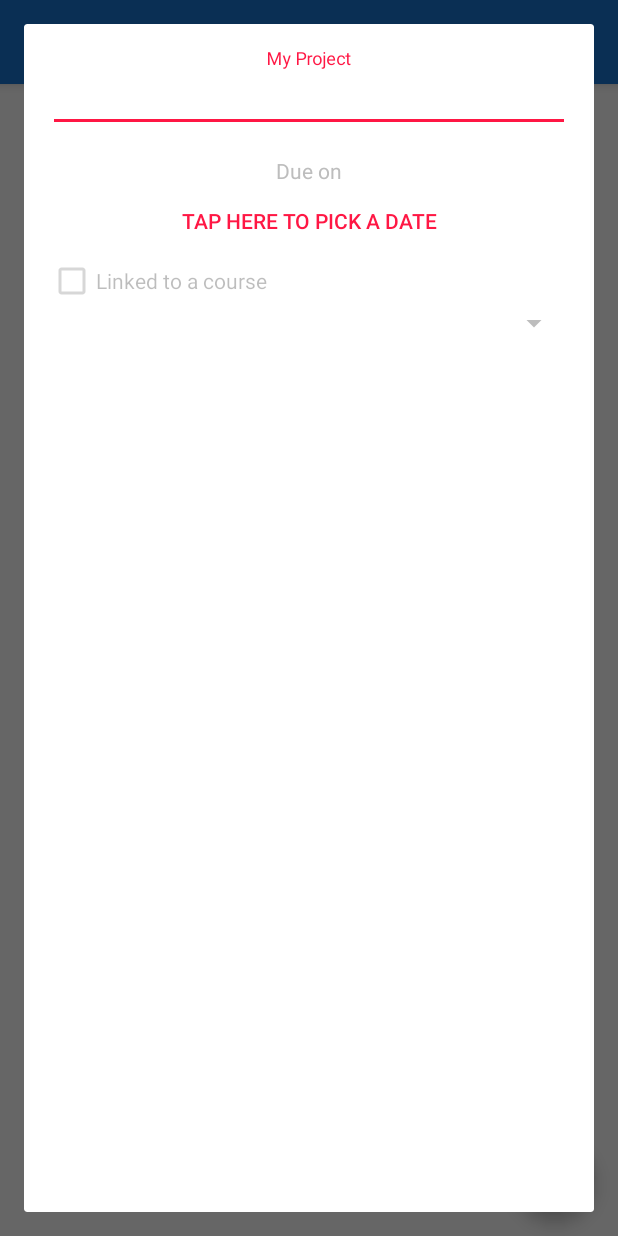
After one commit to Zalarox/Routine, an Android app: the fragment ProjectEditDialogFragment placed in its activity, on a phone screen of 412 x 824 dp. The commit adds this screen. Run offline under Robolectric (Android 15) with nearby library versions, the phone set to English and light mode, and no system bars.

Commit message:
* Fixed bugs in courses * Saving is more frequent * Project dialog can link courses but doesn't reflect back yet

```diff
--- a/app/src/main/java/com/siddhant/routine/Classes/Course.java
+++ b/app/src/main/java/com/siddhant/routine/Classes/Course.java
@@ -69,4 +69,8 @@ public class Course implements Serializable {
         return courseModules;
     }
 
+    @Override
+    public String toString() {
+        return courseName;
+    }
 }
--- a/app/src/main/java/com/siddhant/routine/Utilities/CourseManager.java
+++ b/app/src/main/java/com/siddhant/routine/Utilities/CourseManager.java
@@ -58,6 +58,10 @@ public class CourseManager {
         return courseList.get(position);
     }
 
+    public ArrayList<Course> getCourseList() {
+        return courseList;
+    }
+
     public Course getCourse(UUID uuid) {
         for(Course course : courseList) {
             if(course.getCourseId().equals(uuid)) {
--- a/app/src/main/java/com/siddhant/routine/activities/ModuleUpdateActivity.java
+++ b/app/src/main/java/com/siddhant/routine/activities/ModuleUpdateActivity.java
@@ -33,6 +33,7 @@ public class ModuleUpdateActivity extends AppCompatActivity {
     Module module;
     int moduleNumber;
     ArrayList<Topic> topics;
+    CourseManager cm;
 
     CardView root;
     TextView moduleTitle;
@@ -49,7 +50,7 @@ public class ModuleUpdateActivity extends AppCompatActivity {
         courseId = getIntent().getStringExtra(getString(R.string.EXTRA_COURSE_UUID));
         String moduleId = getIntent().getStringExtra(getString(R.string.EXTRA_MODULE_UUID));
 
-        CourseManager cm = CourseManager.getInstance(this);
+        cm = CourseManager.getInstance(this);
         Course course = cm.getCourse(UUID.fromString(courseId));
         ArrayList<Module> moduleList = course.getCourseModules();
         for(Module module : moduleList) {
@@ -102,6 +103,7 @@ public class ModuleUpdateActivity extends AppCompatActivity {
                     topic.setTopicDone(false);
                 }
                 adapter.notifyDataSetChanged();
+                cm.saveData();
             }
         });
 
@@ -112,6 +114,7 @@ public class ModuleUpdateActivity extends AppCompatActivity {
                     topic.setTopicDone(true);
                 }
                 adapter.notifyDataSetChanged();
+                cm.saveData();
             }
         });
     }
--- a/app/src/main/java/com/siddhant/routine/fragments/CourseListFragment.java
+++ b/app/src/main/java/com/siddhant/routine/fragments/CourseListFragment.java
@@ -65,8 +65,6 @@ public class CourseListFragment extends Fragment {
         recyclerView = (RecyclerView) v.findViewById(R.id.recycler_view);
         recyclerView.setLayoutManager(new LinearLayoutManager(getActivity()));
         recyclerView.setAdapter(adapter);
-
-
         updateListData();
 
         final FloatingActionButton fab = (FloatingActionButton) v.findViewById(R.id.fab);
--- /dev/null
+++ b/app/src/main/java/com/siddhant/routine/fragments/ProjectEditDialogFragment.java
@@ -0,0 +1,145 @@
+package com.siddhant.routine.fragments;
+
+import android.os.Bundle;
+import android.support.v4.app.DialogFragment;
+import android.transition.Fade;
+import android.transition.TransitionManager;
+import android.view.LayoutInflater;
+import android.view.View;
+import android.view.ViewGroup;
+import android.widget.AdapterView;
+import android.widget.ArrayAdapter;
+import android.widget.Button;
+import android.widget.CheckBox;
+import android.widget.CompoundButton;
+import android.widget.DatePicker;
+import android.widget.Spinner;
+
+import com.siddhant.routine.R;
+import com.siddhant.routine.classes.Course;
+import com.siddhant.routine.utilities.CourseManager;
+
+import java.text.SimpleDateFormat;
+import java.util.ArrayList;
+import java.util.Calendar;
+import java.util.Date;
+import java.util.Locale;
+import java.util.UUID;
+
+/**
+ * Created by Siddhant on 04-Jun-16.
+ */
+public class ProjectEditDialogFragment extends DialogFragment {
+
+    Button dueButton;
+    DatePicker datePicker;
+    Date dueDate;
+    SimpleDateFormat sdf;
+    CheckBox linkedCourse;
+    Spinner courseSelector;
+    ViewGroup root;
+    UUID courseId;
+
+    public ProjectEditDialogFragment() {
+        // Empty constructor required for DialogFragment
+    }
+
+    @Override
+    public void onResume() {
+        super.onResume();
+        ViewGroup.LayoutParams params = getDialog().getWindow().getAttributes();
+        params.width = ViewGroup.LayoutParams.MATCH_PARENT;
+        params.height = ViewGroup.LayoutParams.MATCH_PARENT;
+        getDialog().getWindow().setAttributes((android.view.WindowManager.LayoutParams) params);
+    }
+
+    @Override
+    public View onCreateView(LayoutInflater inflater, ViewGroup container,
+                             Bundle savedInstanceState) {
+        View view = inflater.inflate(R.layout.fragment_project, container);
+        getDialog().setTitle("Project Information");
+        root = (ViewGroup) view.findViewById(R.id.dialog_root);
+        dueButton = (Button) view.findViewById(R.id.project_due_button);
+        courseSelector = (Spinner) view.findViewById(R.id.project_linked_course);
+        datePicker = (DatePicker) view.findViewById(R.id.project_date_picker);
+        datePicker.setMinDate(System.currentTimeMillis() - 1000);
+        sdf = new SimpleDateFormat("E, d MMMM", Locale.US);
+
+        linkedCourse = (CheckBox) view.findViewById(R.id.course_linked_checkbox);
+
+        CourseManager cm = CourseManager.getInstance(getContext());
+        final ArrayList<Course> list = cm.getCourseList();
+
+        if(!list.isEmpty()) {
+            linkedCourse.setEnabled(true);
+            linkedCourse.setChecked(true);
+            courseSelector.setEnabled(true);
+            courseSelector.setSelection(0);
+        } else {
+            courseSelector.setEnabled(false);
+        }
+
+        ArrayAdapter<Course> adapter = new ArrayAdapter<>(getContext(),
+                R.layout.support_simple_spinner_dropdown_item, list);
+        courseSelector.setAdapter(adapter);
+        courseSelector.setPrompt("Select course");
+
+        final Calendar calendar = Calendar.getInstance();
+        datePicker.init(calendar.get(Calendar.YEAR), calendar.get(Calendar.MONTH),
+                calendar.get(Calendar.DAY_OF_MONTH), new DatePicker.OnDateChangedListener() {
+            @Override
+            public void onDateChanged(DatePicker view, int year, int monthOfYear, int dayOfMonth) {
+                calendar.set(year, monthOfYear, dayOfMonth);
+                dueDate = new Date(calendar.getTimeInMillis());
+                String date = sdf.format(dueDate);
+                dueButton.setText(date);
+                if (android.os.Build.VERSION.SDK_INT >= android.os.Build.VERSION_CODES.KITKAT) {
+                    Fade fade = new Fade();
+                    fade.setDuration(200);
+                    TransitionManager.beginDelayedTransition(root, fade);
+                }
+                view.setVisibility(View.GONE);
+                dueButton.setVisibility(View.VISIBLE);
+            }
+        });
+
+        dueButton.setOnClickListener(new View.OnClickListener() {
+            @Override
+            public void onClick(View v) {
+                if (android.os.Build.VERSION.SDK_INT >= android.os.Build.VERSION_CODES.KITKAT) {
+                    Fade fade = new Fade();
+                    fade.setDuration(200);
+                    TransitionManager.beginDelayedTransition(root, fade);
+                }
+                v.setVisibility(View.GONE);
+                datePicker.setVisibility(View.VISIBLE);
+            }
+        });
+
+
+        linkedCourse.setOnCheckedChangeListener(new CompoundButton.OnCheckedChangeListener() {
+            @Override
+            public void onCheckedChanged(CompoundButton buttonView, boolean isChecked) {
+                if(isChecked) {
+                    courseSelector.setEnabled(true);
+                } else {
+                    courseSelector.setEnabled(false);
+                }
+
+            }
+        });
+
+        courseSelector.setOnItemSelectedListener(new AdapterView.OnItemSelectedListener() {
+            @Override
+            public void onItemSelected(AdapterView<?> parent, View view, int position, long id) {
+                courseId = list.get(position).getCourseId();
+            }
+
+            @Override
+            public void onNothingSelected(AdapterView<?> parent) {
+            }
+        });
+
+        return view;
+    }
+}
--- /dev/null
+++ b/app/src/main/res/layout/fragment_project.xml
@@ -0,0 +1,65 @@
+<?xml version="1.0" encoding="utf-8"?>
+<LinearLayout xmlns:android="http://schemas.android.com/apk/res/android"
+    android:id="@+id/dialog_root"
+    android:orientation="vertical" android:layout_width="match_parent"
+    android:layout_height="match_parent">
+
+    <android.support.design.widget.TextInputLayout
+        android:layout_width="match_parent"
+        android:layout_height="wrap_content"
+        android:id="@+id/edit_course_course_name_parent"
+        android:layout_margin="16dp">
+
+        <EditText
+            android:layout_width="match_parent"
+            android:layout_height="match_parent"
+            android:id="@+id/project_title"
+            android:hint="@string/project_title"
+            android:gravity="center_horizontal"
+            android:imeOptions="actionDone"
+            android:maxLines="1"
+            android:inputType="textCapSentences|textAutoCorrect" />
+    </android.support.design.widget.TextInputLayout>
+
+    <TextView
+        android:layout_width="wrap_content"
+        android:layout_height="wrap_content"
+        android:text="@string/due_on"
+        android:layout_gravity="center"
+        android:textColor="@color/colorTopicDone"/>
+
+    <Button
+        android:layout_width="match_parent"
+        android:layout_height="wrap_content"
+        android:id="@+id/project_due_button"
+        android:layout_gravity="center"
+        android:visibility="visible"
+        style="@style/Base.Widget.AppCompat.Button.Borderless.Colored"
+        android:text="@string/select_date" />
+
+    <CheckBox
+        android:layout_width="match_parent"
+        android:layout_height="wrap_content"
+        android:layout_marginLeft="16dp"
+        android:layout_marginRight="16dp"
+        android:text="@string/course_linked"
+        android:enabled="false"
+        android:checked="false"
+        android:id="@+id/course_linked_checkbox"/>
+
+    <DatePicker
+        android:layout_width="match_parent"
+        android:layout_height="wrap_content"
+        android:id="@+id/project_date_picker"
+        android:visibility="gone"/>
+
+    <Spinner
+        android:layout_width="match_parent"
+        android:layout_height="wrap_content"
+        android:layout_marginLeft="16dp"
+        android:layout_marginRight="16dp"
+        android:layout_gravity="center"
+
+        android:id="@+id/project_linked_course"/>
+
+</LinearLayout>
--- a/app/src/main/res/values/strings.xml
+++ b/app/src/main/res/values/strings.xml
@@ -31,6 +31,10 @@
     <string name="action_discard">Discard changes</string>
     <string name="hundred_percent">100%</string>
     <string name="module_percent">%1$d%%</string>
+    <string name="project_title">My Project</string>
+    <string name="due_on">Due on</string>
+    <string name="select_date">Tap here to pick a date</string>
+    <string name="course_linked">Linked to a course</string>
 
 
 </resources>
--- a/build.gradle
+++ b/build.gradle
@@ -5,7 +5,7 @@ buildscript {
         jcenter()
     }
     dependencies {
-        classpath 'com.android.tools.build:gradle:2.1.0'
+        classpath 'com.android.tools.build:gradle:2.1.2'
 
         // NOTE: Do not place your application dependencies here; they belong
         // in the individual module build.gradle files
```
Also changed, not shown: app/src/main/java/com/siddhant/routine/ViewHolders/ModulesChildViewHolder.java (+26 -26 lines), app/src/main/java/com/siddhant/routine/ViewHolders/ProjectViewHolder.java (+7 -2 lines), app/src/main/java/com/siddhant/routine/activities/CourseEditActivity.java (+9 -1 lines), app/src/main/java/com/siddhant/routine/fragments/SettingsFragment.java (added, +19 -0 lines).
